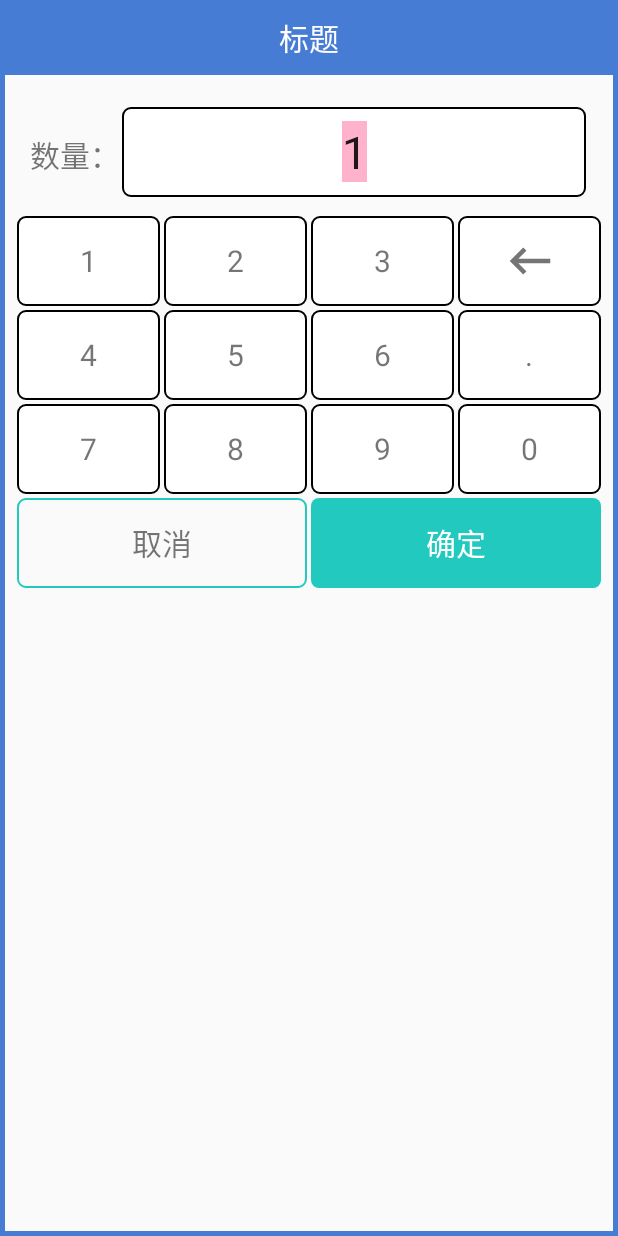
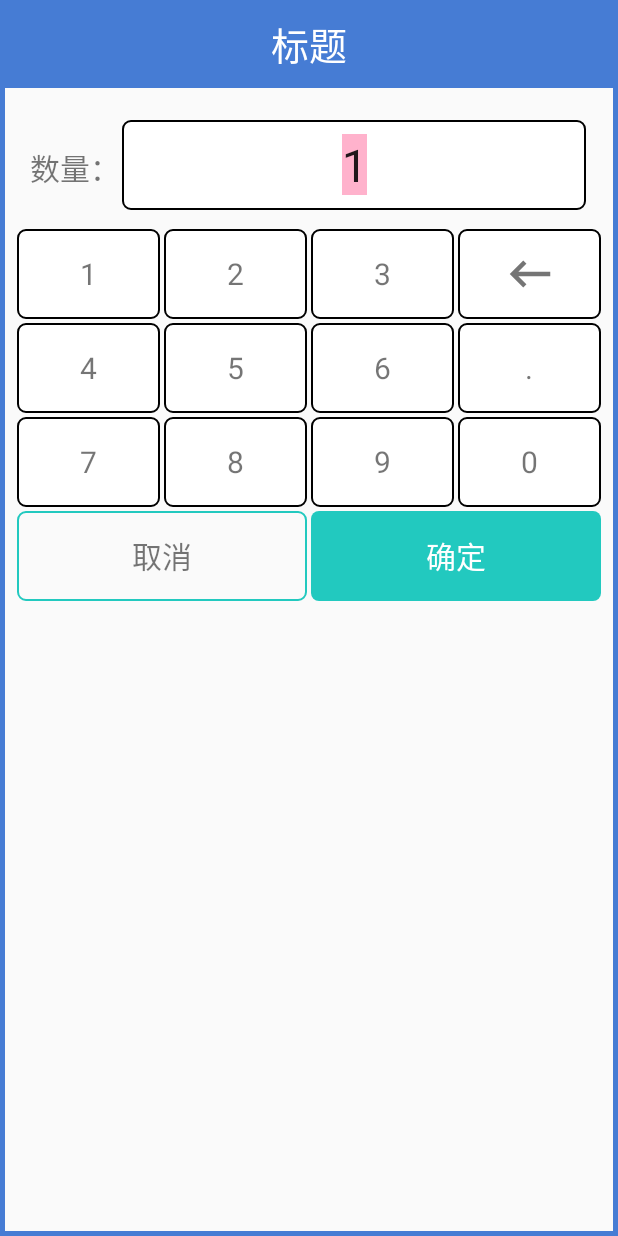
Before and after one commit to cyx362442/Kitchen_new, an Android app: the layout dialog_digitinput.xml on its own in the app's theme, with its tools: preview values and no code run, on a phone screen of 412 x 824 dp. Run offline under Robolectric (Android 15) with nearby library versions, the phone set to English and light mode, and no system bars.

Commit message:
kitchen0906

```diff
--- a/app/build.gradle
+++ b/app/build.gradle
@@ -7,8 +7,8 @@ android {
         applicationId "com.duowei.kitchen_china"
         minSdkVersion 16
         targetSdkVersion 25
-        versionCode 29
-        versionName "V20170829"
+        versionCode 30
+        versionName "V20170830"
         vectorDrawables.useSupportLibrary = true
         testInstrumentationRunner "android.support.test.runner.AndroidJUnitRunner"
     }
--- a/app/src/main/java/com/duowei/kitchen_china/adapter/HistoryAdapter.java
+++ b/app/src/main/java/com/duowei/kitchen_china/adapter/HistoryAdapter.java
@@ -89,7 +89,7 @@ public class HistoryAdapter extends BaseAdapter{
         hold.tvIndex.setText((position+1)+"");
         hold.tvName.setText(cfpb.getXmmc());
         hold.tvTable.setText(cfpb.getCzmc());
-        hold.tvNum.setText(cfpb.getSl()+"");
+        hold.tvNum.setText(cfpb.getYwcsl()+"");
         String pz =cfpb.getPz();
         if(!TextUtils.isEmpty(pz)){
             hold.tvBeizhu.setVisibility(View.VISIBLE);
--- a/app/src/main/java/com/duowei/kitchen_china/adapter/RecAdapter.java
+++ b/app/src/main/java/com/duowei/kitchen_china/adapter/RecAdapter.java
@@ -186,7 +186,7 @@ public class RecAdapter extends RecyclerView.Adapter<RecAdapter.ViewHold> {
                     continueLisener.setOnContinueClickListener(position,cfpb.getSl());
                 }else{//数量大于1，修改数量
                     final DigitInput digitInput = DigitInput.instance();
-                    digitInput.show(context,"请输入数量","数量：",finalCount);
+                    digitInput.show(context,cfpb.getXmmc(),"数量：",finalCount);
                     digitInput.setOnconfirmClick(new DigitInput.OnconfirmClick() {
                         @Override
                         public void confirmListener(String title, String inputMsg) {
--- a/app/src/main/java/com/duowei/kitchen_china/dialog/DigitInput.java
+++ b/app/src/main/java/com/duowei/kitchen_china/dialog/DigitInput.java
@@ -101,7 +101,7 @@ public class DigitInput implements View.OnClickListener{
         mLayout.findViewById(R.id.tv_cancel).setOnClickListener(this);
         mLayout.findViewById(R.id.tv_confirm).setOnClickListener(this);
 
-        mTvTitle.setText(title);
+        mTvTitle.setText(title+"    "+num);
         mContent.setText(contents);
     }
     @Override
--- a/app/src/main/res/layout/dialog_digitinput.xml
+++ b/app/src/main/res/layout/dialog_digitinput.xml
@@ -16,7 +16,7 @@
                     android:layout_margin="10dp"
                     android:textColor="@color/white"
                     android:text="标题"
-                    android:textSize="@dimen/textsize20"/>
+                    android:textSize="25dp"/>
             </RelativeLayout>
             <LinearLayout
                 android:layout_width="match_parent"
```
